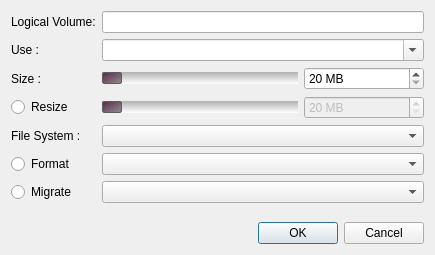
This is yali/gui/Ui/logicalvolume.ui in dadas45li/yali as Qt 5 draws it before an edit. The edited form follows.
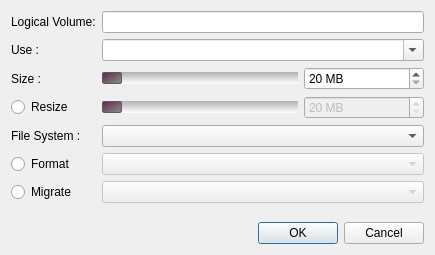
This is the edited form.

```diff
--- a/yali/gui/Ui/logicalvolume.ui
+++ b/yali/gui/Ui/logicalvolume.ui
@@ -204,7 +204,11 @@
     </widget>
    </item>
    <item row="5" column="1" colspan="2">
-    <widget class="QComboBox" name="formatCombo"/>
+    <widget class="QComboBox" name="formatCombo">
+     <property name="enabled">
+      <bool>false</bool>
+     </property>
+    </widget>
    </item>
    <item row="6" column="0">
     <widget class="QRadioButton" name="migrateRadio">
@@ -214,7 +218,11 @@
     </widget>
    </item>
    <item row="6" column="1" colspan="2">
-    <widget class="QComboBox" name="migrateCombo"/>
+    <widget class="QComboBox" name="migrateCombo">
+     <property name="enabled">
+      <bool>false</bool>
+     </property>
+    </widget>
    </item>
    <item row="7" column="0" colspan="3">
     <spacer name="verticalSpacer">
```
Left out of the diff: 40 changed lines with no effect on the pictures.
